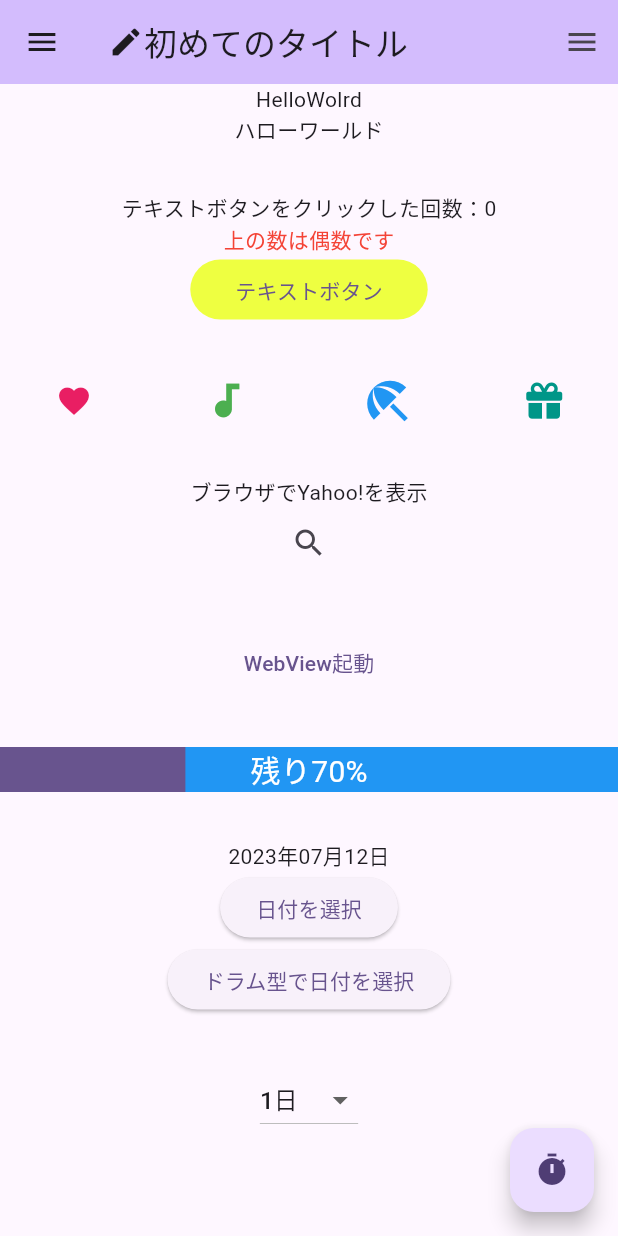
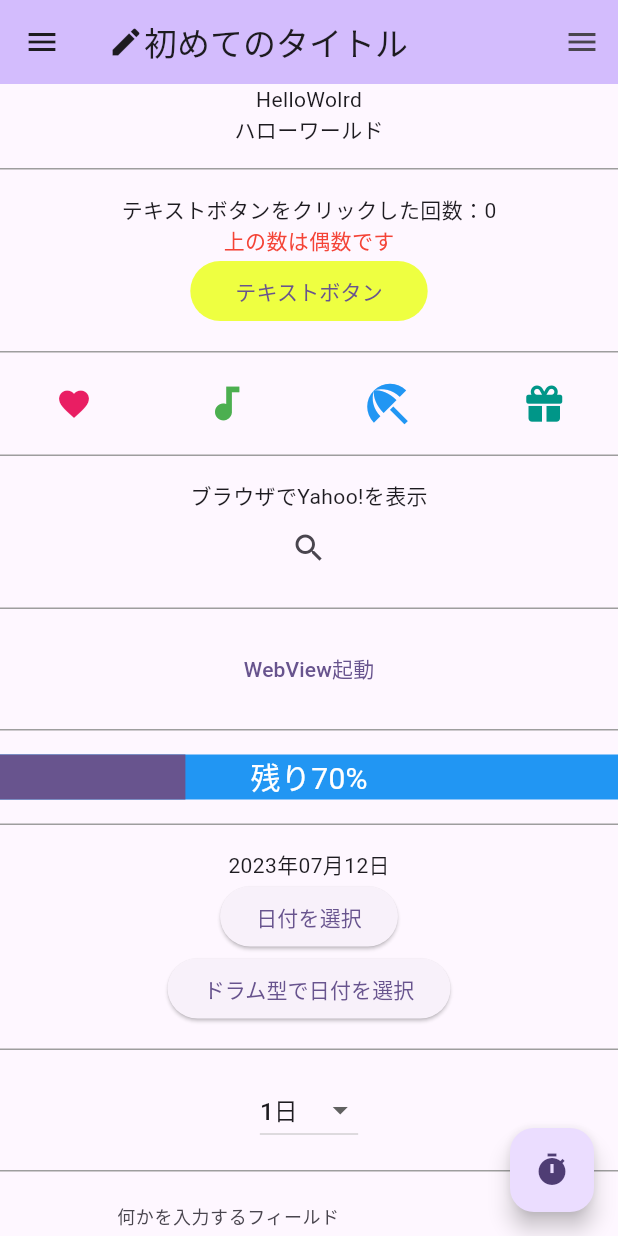
Before and after one commit to a-sasaoka/flutter_step3, a Flutter app: the screen it shows after launch, on a phone screen of 412 x 824 dp. Run offline on Flutter 3.47's test engine with Material 2 defaults, Android fonts, the phone set to English and light mode, and no system bars; our stand-ins replace flutter_datetime_picker_plus, font_awesome_flutter, webview_flutter.

Commit message:
TextFieldをいろいろ

```diff
--- a/lib/main.dart
+++ b/lib/main.dart
@@ -50,6 +50,7 @@ class _MyHomePageState extends State<MyHomePage> {
   dynamic dateTime;
   dynamic dateFormat;
   String _selectDuration = '1日';
+  String _initString = '初期値を設定';
 
   @override
   void initState() {
@@ -118,7 +119,8 @@ class _MyHomePageState extends State<MyHomePage> {
           ],
         ),
       ),
-      body: Column(
+      body: SingleChildScrollView(
+        child: Column(
           children: [
             const Text(
               'HelloWolrd',
@@ -127,7 +129,14 @@ class _MyHomePageState extends State<MyHomePage> {
               'ハローワールド',
             ),
             const SizedBox(
-            height: 32,
+              height: 16,
+            ),
+            Container(
+              color: Colors.grey,
+              height: 1,
+            ),
+            const SizedBox(
+              height: 16,
             ),
             Text(
               'テキストボタンをクリックした回数：$_counter',
@@ -152,7 +161,14 @@ class _MyHomePageState extends State<MyHomePage> {
               ),
             ),
             const SizedBox(
-            height: 32,
+              height: 16,
+            ),
+            Container(
+              color: Colors.grey,
+              height: 1,
+            ),
+            const SizedBox(
+              height: 16,
             ),
             const Row(
               mainAxisAlignment: MainAxisAlignment.spaceAround,
@@ -179,7 +195,14 @@ class _MyHomePageState extends State<MyHomePage> {
               ],
             ),
             const SizedBox(
-            height: 32,
+              height: 16,
+            ),
+            Container(
+              color: Colors.grey,
+              height: 1,
+            ),
+            const SizedBox(
+              height: 16,
             ),
             const Text(
               'ブラウザでYahoo!を表示',
@@ -198,7 +221,14 @@ class _MyHomePageState extends State<MyHomePage> {
               },
             ),
             const SizedBox(
-            height: 32,
+              height: 16,
+            ),
+            Container(
+              color: Colors.grey,
+              height: 1,
+            ),
+            const SizedBox(
+              height: 16,
             ),
             TextButton(
               onPressed: () {
@@ -206,7 +236,8 @@ class _MyHomePageState extends State<MyHomePage> {
                     context,
                     MaterialPageRoute(
                       fullscreenDialog: false,
-                    builder: (context) => const WebView('https://flutter.dev'),
+                      builder: (context) =>
+                          const WebView('https://flutter.dev'),
                     ));
               },
               child: const Text(
@@ -214,7 +245,14 @@ class _MyHomePageState extends State<MyHomePage> {
               ),
             ),
             const SizedBox(
-            height: 32,
+              height: 16,
+            ),
+            Container(
+              color: Colors.grey,
+              height: 1,
+            ),
+            const SizedBox(
+              height: 16,
             ),
             // Widgetを重ねて表示
             const Stack(
@@ -238,7 +276,14 @@ class _MyHomePageState extends State<MyHomePage> {
               ],
             ),
             const SizedBox(
-            height: 32,
+              height: 16,
+            ),
+            Container(
+              color: Colors.grey,
+              height: 1,
+            ),
+            const SizedBox(
+              height: 16,
             ),
             Text(
               '$dateFormat',
@@ -272,7 +317,14 @@ class _MyHomePageState extends State<MyHomePage> {
               ),
             ),
             const SizedBox(
-            height: 32,
+              height: 16,
+            ),
+            Container(
+              color: Colors.grey,
+              height: 1,
+            ),
+            const SizedBox(
+              height: 16,
             ),
             DropdownButton(
               value: _selectDuration,
@@ -288,7 +340,73 @@ class _MyHomePageState extends State<MyHomePage> {
                 });
               },
             ),
+            const SizedBox(
+              height: 16,
+            ),
+            Container(
+              color: Colors.grey,
+              height: 1,
+            ),
+            const SizedBox(
+              height: 16,
+            ),
+            SizedBox(
+              width: 256,
+              child: TextField(
+                controller: TextEditingController(
+                  text: _initString,
+                ),
+                decoration: const InputDecoration(
+                  labelText: '何かを入力するフィールド',
+                  border: UnderlineInputBorder(),
+                  hintText: '何か入力してください',
+                  helperText: '何を入力しても大丈夫です',
+                ),
+                keyboardType: TextInputType.text,
+                maxLength: 10,
+              ),
+            ),
+            const SizedBox(
+              height: 8,
+            ),
+            TextButton(
+              onPressed: () {
+                setState(() {
+                  _initString = '';
+                });
+              },
+              style: TextButton.styleFrom(
+                backgroundColor: Colors.blue,
+                shape: const RoundedRectangleBorder(
+                  borderRadius: BorderRadius.all(
+                    Radius.circular(100),
+                  ),
+                ),
+                fixedSize: const Size(96, 32),
+              ),
+              child: const Text(
+                'クリア',
+                style: TextStyle(
+                  color: Colors.white,
+                  fontWeight: FontWeight.bold,
+                ),
+              ),
+            ),
+            const SizedBox(
+              height: 16,
+            ),
+            Container(
+              color: Colors.grey,
+              height: 1,
+            ),
+            const SizedBox(
+              height: 16,
+            ),
+            const SizedBox(
+              height: 128,
+            ),
           ],
+        ),
       ),
       floatingActionButton: FloatingActionButton(
         onPressed: () => {},
@@ -335,7 +453,8 @@ class _MyHomePageState extends State<MyHomePage> {
               },
             ),
           ],
-      )),
+        ),
+      ),
     );
   }
 }
--- a/lib/web_view.dart
+++ b/lib/web_view.dart
@@ -74,6 +74,15 @@ class _WebView extends State<WebView> {
                   ),
                   IconButton(
                     icon: const FaIcon(
+                      FontAwesomeIcons.rotateRight,
+                    ),
+                    color: Colors.white,
+                    onPressed: () async {
+                      _controller.reload();
+                    },
+                  ),
+                  IconButton(
+                    icon: const FaIcon(
                       FontAwesomeIcons.caretRight,
                     ),
                     color: Colors.white,
```
Lines whose indentation alone changed are shown as unchanged.
